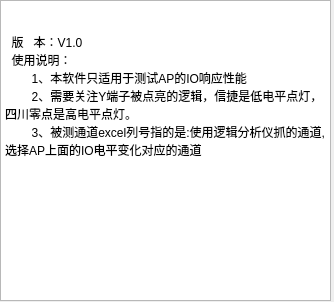
Old version of the form helpdiaglog.ui in the repository 15351707819/excel.
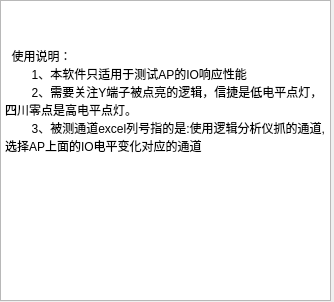
New version of the form.

What changed in the file:
```diff
--- a/helpdiaglog.ui
+++ b/helpdiaglog.ui
@@ -29,7 +29,7 @@
 &lt;/style&gt;&lt;/head&gt;&lt;body style=&quot; font-family:'SimSun'; font-size:9pt; font-weight:400; font-style:normal;&quot;&gt;
 &lt;p style=&quot;-qt-paragraph-type:empty; margin-top:0px; margin-bottom:0px; margin-left:0px; margin-right:0px; -qt-block-indent:0; text-indent:0px;&quot;&gt;&lt;br /&gt;&lt;/p&gt;
 &lt;p style=&quot;-qt-paragraph-type:empty; margin-top:0px; margin-bottom:0px; margin-left:0px; margin-right:0px; -qt-block-indent:0; text-indent:0px;&quot;&gt;&lt;br /&gt;&lt;/p&gt;
-&lt;p style=&quot; margin-top:0px; margin-bottom:0px; margin-left:0px; margin-right:0px; -qt-block-indent:0; text-indent:0px;&quot;&gt;  版   本：V1.0&lt;/p&gt;
+&lt;p style=&quot;-qt-paragraph-type:empty; margin-top:0px; margin-bottom:0px; margin-left:0px; margin-right:0px; -qt-block-indent:0; text-indent:0px;&quot;&gt;&lt;br /&gt;&lt;/p&gt;
 &lt;p style=&quot; margin-top:0px; margin-bottom:0px; margin-left:0px; margin-right:0px; -qt-block-indent:0; text-indent:0px;&quot;&gt;  使用说明：&lt;/p&gt;
 &lt;p style=&quot; margin-top:0px; margin-bottom:0px; margin-left:0px; margin-right:0px; -qt-block-indent:0; text-indent:0px;&quot;&gt;        1、本软件只适用于测试AP的IO响应性能&lt;/p&gt;
 &lt;p style=&quot; margin-top:0px; margin-bottom:0px; margin-left:0px; margin-right:0px; -qt-block-indent:0; text-indent:0px;&quot;&gt;        2、需要关注Y端子被点亮的逻辑，信捷是低电平点灯，四川零点是高电平点灯。&lt;/p&gt;
```
